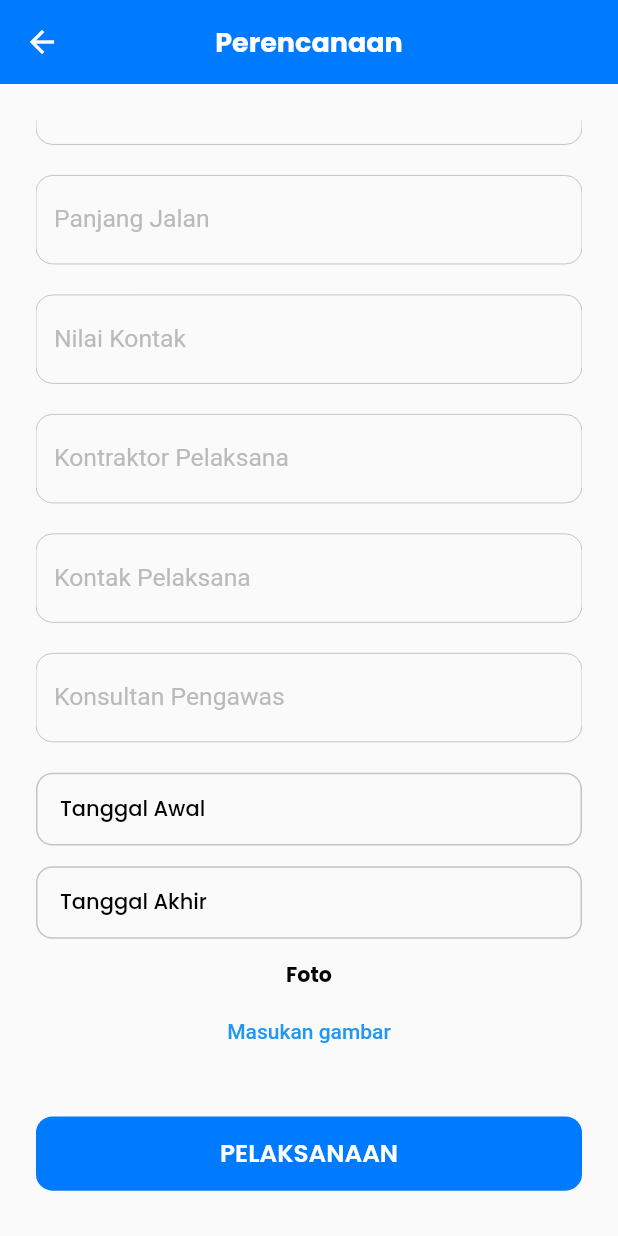
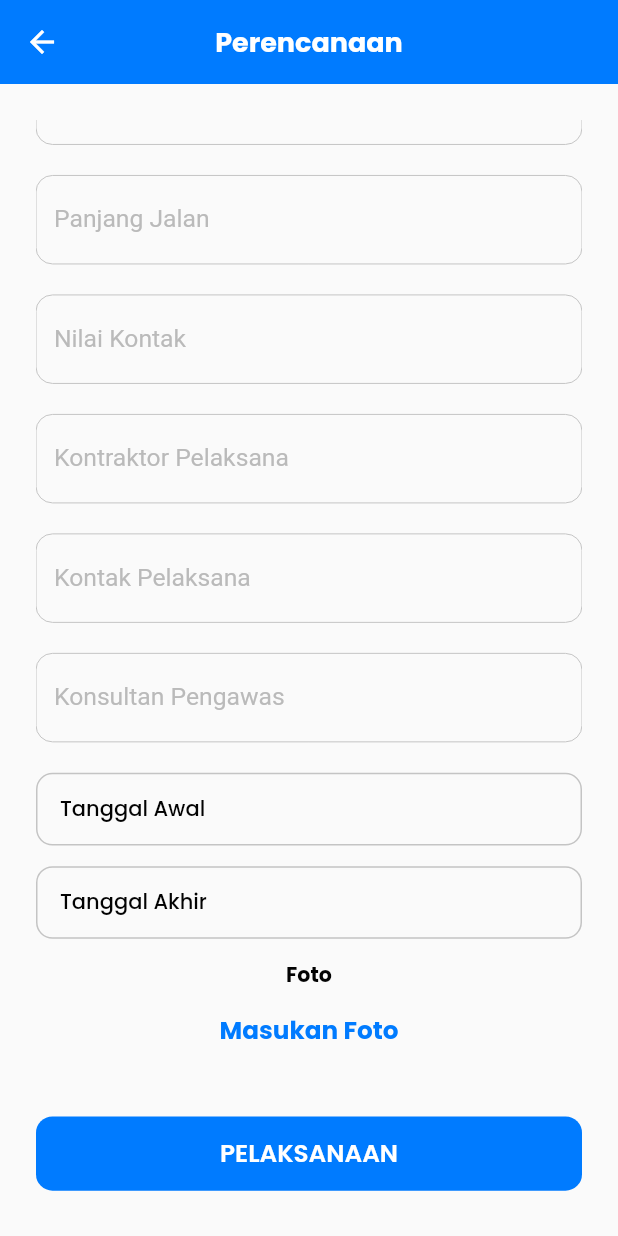
Before and after one commit to reynaldi18/checklist, a Flutter app: the PlanView screen opened directly with empty values, scrolled down 393 dp, on a phone screen of 412 x 824 dp. Run offline on Flutter 3.47's test engine with Material 2 defaults, Android fonts, the phone set to English and light mode, and no system bars; our stand-ins replace connectivity, dio, flutter_spinkit, flutter_svg, get_it, google_fonts and 5 more; missing offline and left inert: dart_jsonwebtoken, multi_image_picker2; accounts and stored records are empty; generated files the repository leaves out were written again; network calls fail.

Commit message:
Pick multiple image

```diff
--- a/lib/src/network/api_service.dart
+++ b/lib/src/network/api_service.dart
@@ -13,8 +13,6 @@ abstract class ApiService {
   factory ApiService(Dio dio, {String? baseUrl}) {
     String? token = HttpHelper().getToken();
     dio.options = BaseOptions(
-      receiveTimeout: 5000,
-      connectTimeout: 5000,
       headers: {
         'Content-Type': 'application/json',
         if (token != null) 'Authorization': token,
--- a/lib/src/ui/shared/strings.dart
+++ b/lib/src/ui/shared/strings.dart
@@ -27,6 +27,7 @@ class Strings {
   static const String labelEndDate = 'Tanggal Akhir';
   static const String labelSupervisor = 'Konsultan Pengawas';
   static const String labelImage = 'Foto';
+  static const String labelInsertImage = 'Masukan Foto';
 
   static const String hintEmail = 'Email';
   static const String hintPassword = 'Password';
--- a/lib/src/ui/views/home/home_viewmodel.dart
+++ b/lib/src/ui/views/home/home_viewmodel.dart
@@ -74,4 +74,9 @@ class HomeViewModel extends MultipleFutureViewModel {
       ConnectionHelper.showNotConnectionSnackBar();
     notifyListeners();
   }
+
+  void viewPlan(int id) => _navigationService.navigateTo(
+    Routes.planView,
+    arguments: PlanViewArguments(id: id),
+  );
 }
--- a/lib/src/ui/views/plan/plan_view.dart
+++ b/lib/src/ui/views/plan/plan_view.dart
@@ -349,8 +349,15 @@ class _PlanViewState extends State<PlanView> {
                                         )
                                       : Container(),
                                   TextButton(
-                                      onPressed: () => vm.loadAssets(),
-                                      child: Text('Masukan gambar'))
+                                    onPressed: () => vm.loadAssets(),
+                                    child: Text(
+                                      Strings.labelInsertImage,
+                                      style: blackTextStyle.copyWith(
+                                          fontSize: SDP.sdp(12),
+                                          fontWeight: FontWeight.bold,
+                                          color: mainColor),
+                                    ),
+                                  )
                                 ],
                               )
                             : Column(
--- a/pubspec.yaml
+++ b/pubspec.yaml
@@ -76,6 +76,7 @@ dependencies:
 
   # image picker
   multi_image_picker2: ^5.0.2
+  path_provider: ^2.0.2
 
 dev_dependencies:
   flutter_test:
```
Also changed, not shown: lib/src/ui/views/home/home_view.dart (+60 -29 lines), lib/src/ui/views/plan/plan_viewmodel.dart (+11 -12 lines), pubspec.lock.
